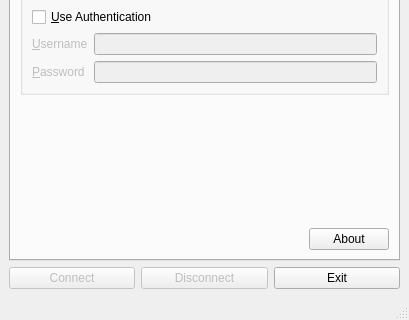
First picture: the form in src/gui/qjacktrip_novs.ui, repository jacktrip/jacktrip, before the edit; both pictures show x 0 to 409 and y 569 to 889 of the 409 by 889 pixel window.
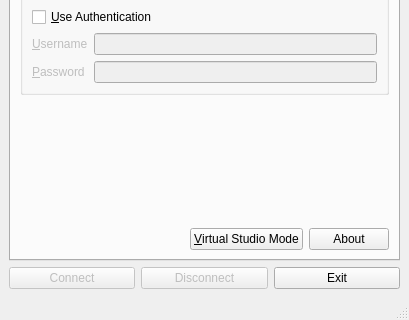
Second picture: the form after the edit. Icons and pictures are not drawn.

Commit message:
Initial virtual studio work
Alternative GUI that integrates with virtual studio built using QtQuick.

Patch:
```diff
--- a/src/gui/qjacktrip_novs.ui
+++ b/src/gui/qjacktrip_novs.ui
@@ -572,6 +572,13 @@
             </property>
            </spacer>
           </item>
+          <item>
+           <widget class="QPushButton" name="vsModeButton">
+            <property name="text">
+             <string>&amp;Virtual Studio Mode</string>
+            </property>
+           </widget>
+          </item>
           <item>
            <widget class="QPushButton" name="aboutButton">
             <property name="text">
```
Left out of the diff: 1 changed line with no effect on the pictures. The commit also changes 50 other files.
